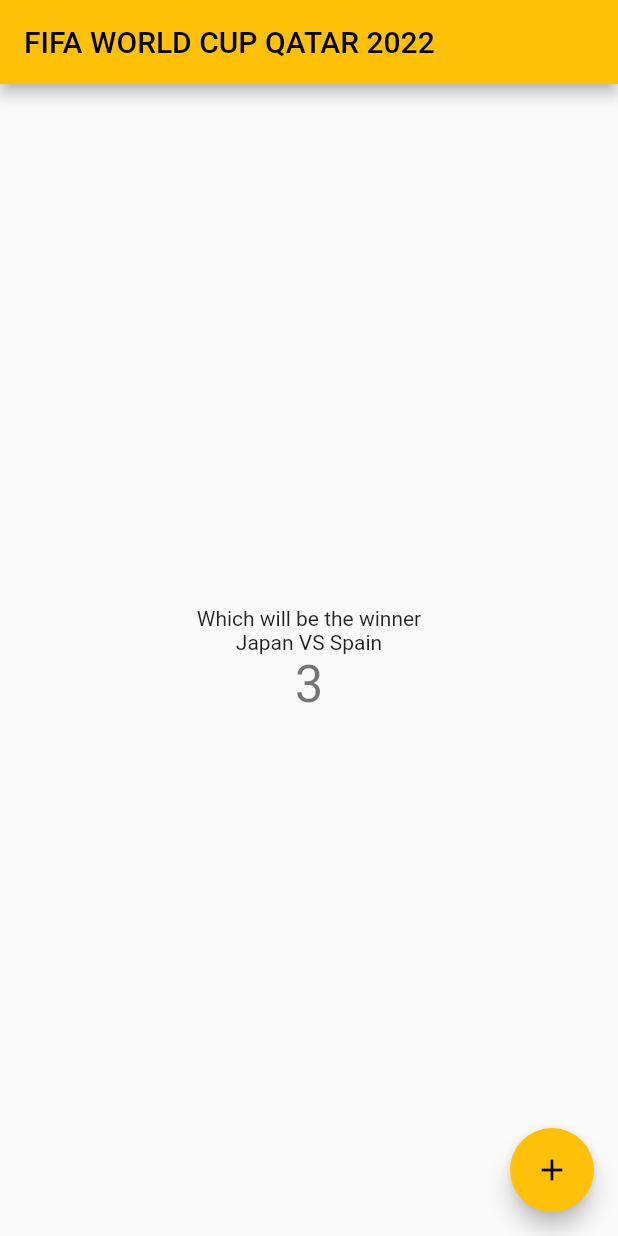
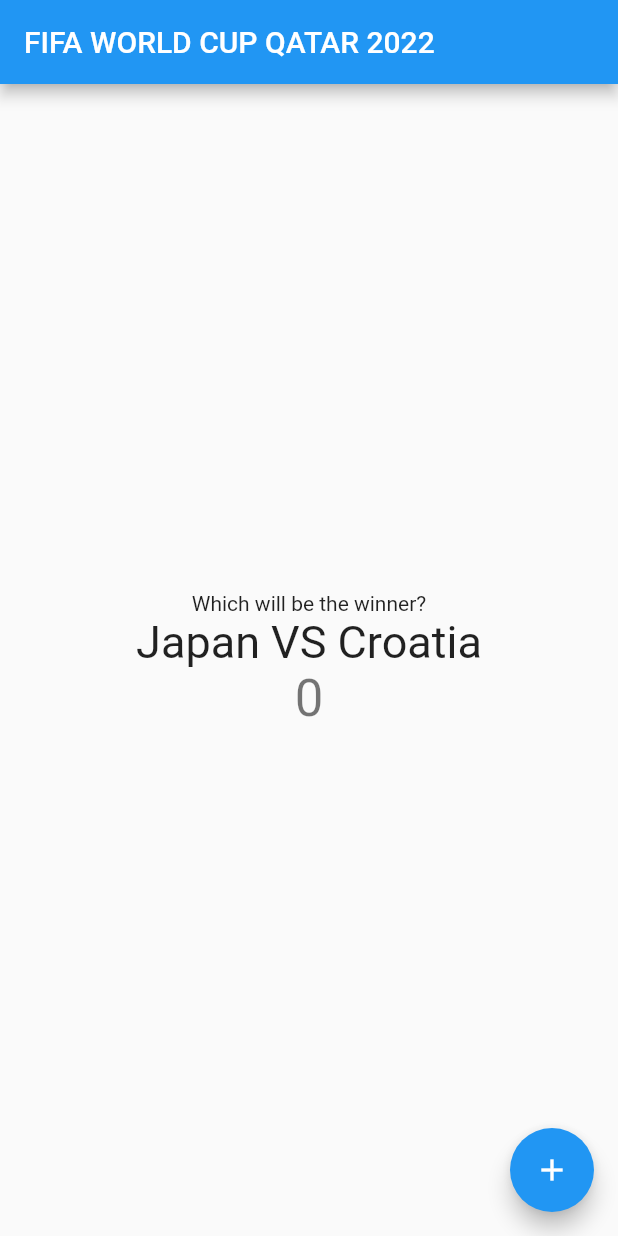
Before and after one commit to YukiMasuda/flutter_application_1, a Flutter app: the screen it shows after launch, on a phone screen of 412 x 824 dp. Run offline on Flutter 3.47's test engine with Material 2 defaults, Android fonts, the phone set to English and light mode, and no system bars.

Commit message:
change game card

```diff
--- a/lib/main.dart
+++ b/lib/main.dart
@@ -12,7 +12,7 @@ class MyApp extends StatelessWidget {
       title: 'Flutter Demo',
       theme: ThemeData(
 
-        primarySwatch: Colors.amber,
+        primarySwatch: Colors.blue,
       ),
       home: const MyHomePage(title: 'FIFA WORLD CUP QATAR 2022'),
     );
@@ -27,10 +27,10 @@ class MyHomePage extends StatefulWidget {
 }
 
 class _MyHomePageState extends State<MyHomePage> {
-  int _counter = 3;
+  int _counter = 0;
   void _incrementCounter() {
     setState(() {
-      _counter--;
+      _counter++;
     });
   }
 
@@ -45,10 +45,13 @@ class _MyHomePageState extends State<MyHomePage> {
           mainAxisAlignment: MainAxisAlignment.center,
           children: <Widget>[
             const Text(
-              'Which will be the winner',
+              'Which will be the winner?',
             ),
             const Text(
-              'Japan VS Spain'
+              'Japan VS Croatia',
+              style: TextStyle(
+                fontSize: 30,
+              ),
             ),
             Text(
               '$_counter',
```
